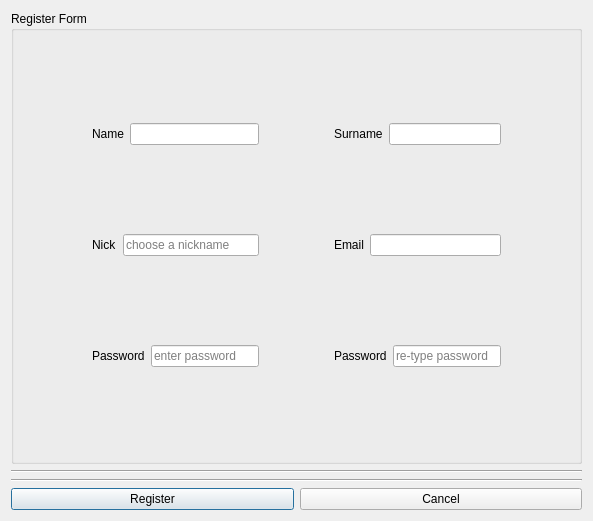
This is client/Register.ui in anphetamina/CoText as Qt 5 draws it before an edit. The edited form follows.
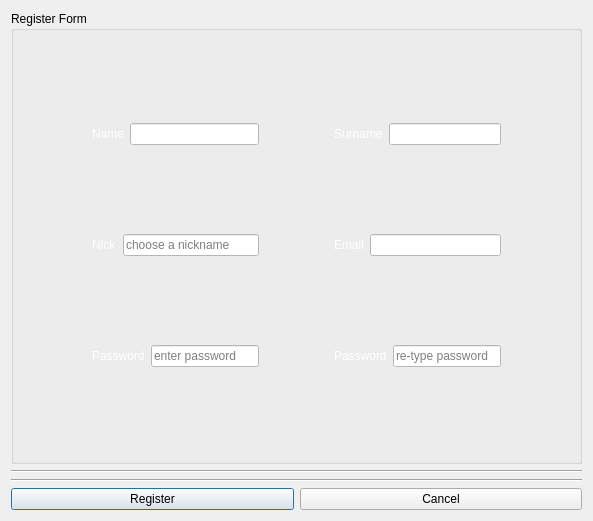
This is the edited form.

Commit message: change background color of all QLineEdit

Diff of the .ui file:
```diff
--- a/client/Register.ui
+++ b/client/Register.ui
@@ -13,6 +13,9 @@
   <property name="windowTitle">
    <string>Dialog</string>
   </property>
+  <property name="styleSheet">
+   <string notr="true">QLineEdit{ background-color: white;} QLabel{ color: white;}</string>
+  </property>
   <layout class="QVBoxLayout" name="verticalLayout">
    <item>
     <widget class="QGroupBox" name="groupBoxRegister">
```
The commit also changes 6 other files.
